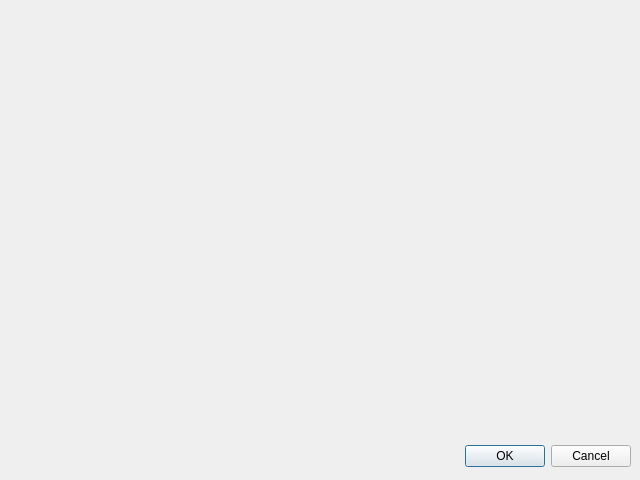
Old version of the form GameWindowScreen/quests.ui in the repository sj43/hackricecryptogame.
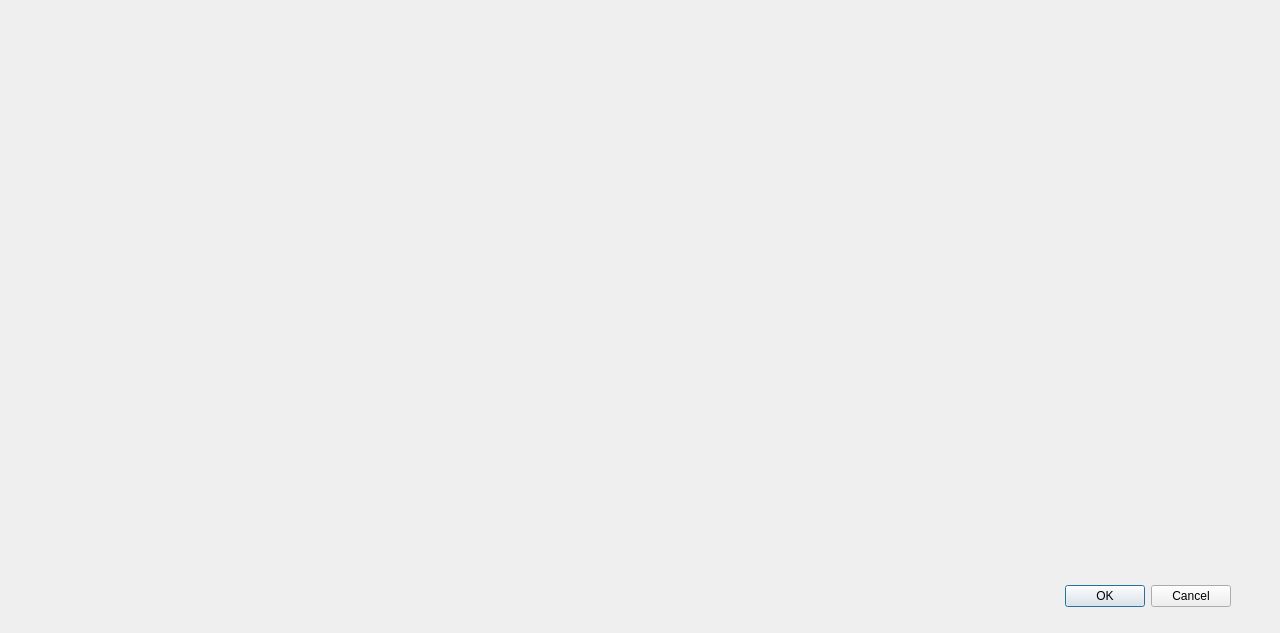
New version of the form.

The edit to the form file:
```diff
--- a/GameWindowScreen/quests.ui
+++ b/GameWindowScreen/quests.ui
@@ -1,22 +1,22 @@
 <ui version="4.0" >
  <class>Dialog</class>
- <widget class="QDialog" name="Dialog" >
-  <property name="geometry" >
+ <widget class="QDialog" name="Dialog">
+  <property name="geometry">
    <rect>
     <x>0</x>
     <y>0</y>
-    <width>640</width>
-    <height>480</height>
+    <width>1280</width>
+    <height>633</height>
    </rect>
   </property>
   <property name="windowTitle" >
    <string>Dialog</string>
   </property>
-  <widget class="QDialogButtonBox" name="buttonBox" >
-   <property name="geometry" >
+  <widget class="QDialogButtonBox" name="buttonBox">
+   <property name="geometry">
     <rect>
-     <x>10</x>
-     <y>440</y>
+     <x>610</x>
+     <y>580</y>
      <width>621</width>
      <height>32</height>
     </rect>
```
Left out of the diff: 17 changed lines with no effect on the pictures.
